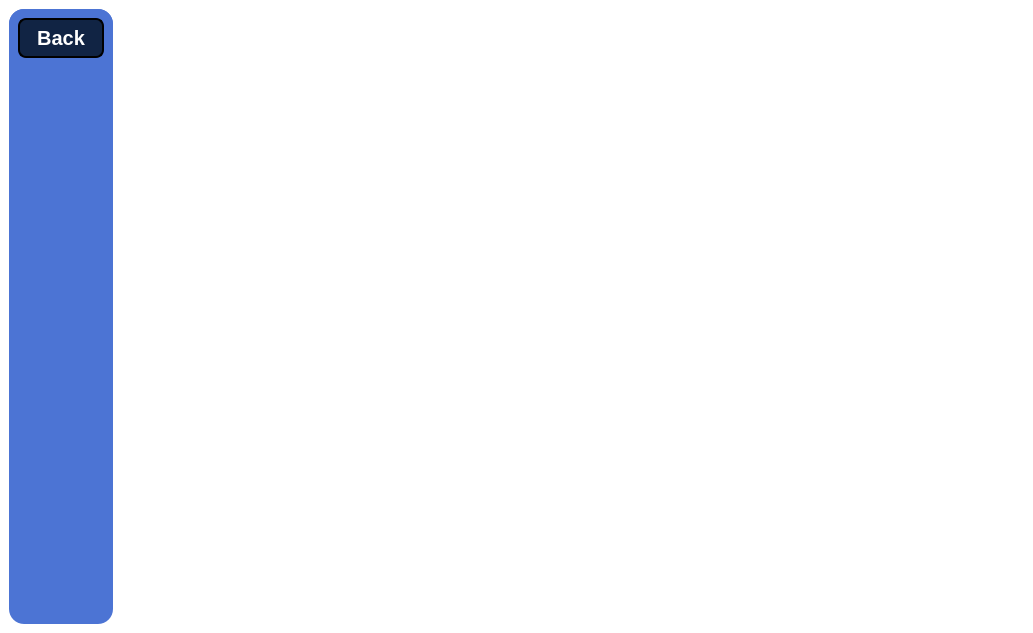
Old version of the form xedu/ui/course_reading.ui in the repository Project-K-Official/kavach-studyblu.
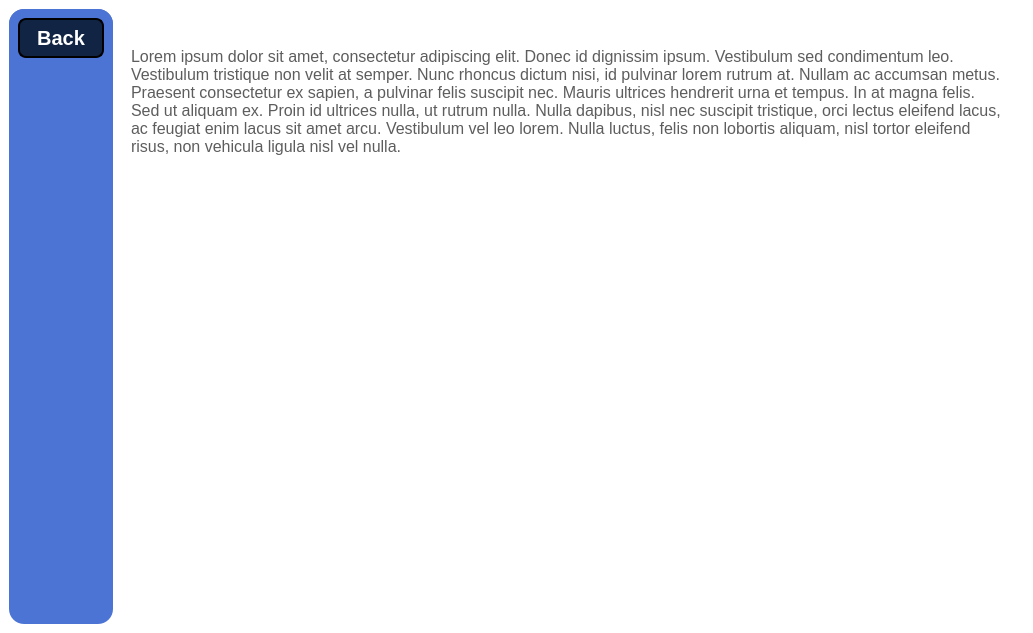
New version of the form.

Commit message: Revert Reading UI

```diff
--- a/xedu/ui/course_reading.ui
+++ b/xedu/ui/course_reading.ui
@@ -28,8 +28,129 @@
    <bool>false</bool>
   </property>
   <widget class="QWidget" name="centralwidget">
-   <layout class="QHBoxLayout" name="horizontalLayout">
+      <layout class="QGridLayout" name="gridLayout_2">
+        <property name="spacing">
+          <number>0</number>
+        </property>
+        <item row="0" column="1">
+          <widget class="QScrollArea" name="MAINContent">
+            <property name="sizePolicy">
+              <sizepolicy hsizetype="MinimumExpanding" vsizetype="MinimumExpanding">
+                <horstretch>0</horstretch>
+                <verstretch>0</verstretch>
+              </sizepolicy>
+            </property>
+            <property name="styleSheet">
+              <string notr="true">color: #000000;
+background-color: #FFFFFF;</string>
+            </property>
+            <property name="widgetResizable">
+              <bool>true</bool>
+            </property>
+            <widget class="QWidget" name="scrollAreaWidgetContents">
+              <property name="geometry">
+                <rect>
+                  <x>0</x>
+                  <y>0</y>
+                  <width>915</width>
+                  <height>615</height>
+                </rect>
+              </property>
+              <property name="sizePolicy">
+                <sizepolicy hsizetype="Minimum" vsizetype="Minimum">
+                  <horstretch>0</horstretch>
+                  <verstretch>0</verstretch>
+                </sizepolicy>
+              </property>
+              <layout class="QVBoxLayout" name="verticalLayout_3">
     <item>
+                  <spacer name="verticalSpacer_7">
+                    <property name="orientation">
+                      <enum>Qt::Vertical</enum>
+                    </property>
+                    <property name="sizeType">
+                      <enum>QSizePolicy::Maximum</enum>
+                    </property>
+                    <property name="sizeHint" stdset="0">
+                      <size>
+                        <width>20</width>
+                        <height>20</height>
+                      </size>
+                    </property>
+                  </spacer>
+                </item>
+                <item>
+                  <widget class="QScrollArea" name="scrollArea">
+                    <property name="sizePolicy">
+                      <sizepolicy hsizetype="Minimum" vsizetype="Minimum">
+                        <horstretch>0</horstretch>
+                        <verstretch>0</verstretch>
+                      </sizepolicy>
+                    </property>
+                    <property name="styleSheet">
+                      <string notr="true">border:none;</string>
+                    </property>
+                    <property name="widgetResizable">
+                      <bool>true</bool>
+                    </property>
+                    <property name="alignment">
+                      <set>Qt::AlignLeading|Qt::AlignLeft|Qt::AlignTop</set>
+                    </property>
+                    <widget class="QWidget" name="scrollAreaWidgetContents_2">
+                      <property name="geometry">
+                        <rect>
+                          <x>0</x>
+                          <y>0</y>
+                          <width>897</width>
+                          <height>571</height>
+                        </rect>
+                      </property>
+                      <property name="sizePolicy">
+                        <sizepolicy hsizetype="Minimum" vsizetype="Preferred">
+                          <horstretch>0</horstretch>
+                          <verstretch>0</verstretch>
+                        </sizepolicy>
+                      </property>
+                      <layout class="QVBoxLayout" name="verticalLayout_2">
+                        <item>
+                          <widget class="QLabel" name="Para1">
+                            <property name="sizePolicy">
+                              <sizepolicy hsizetype="Ignored" vsizetype="MinimumExpanding">
+                                <horstretch>0</horstretch>
+                                <verstretch>0</verstretch>
+                              </sizepolicy>
+                            </property>
+                            <property name="font">
+                              <font>
+                                <pointsize>12</pointsize>
+                                <bold>false</bold>
+                              </font>
+                            </property>
+                            <property name="styleSheet">
+                              <string notr="true">color: rgb(93, 93, 93);</string>
+                            </property>
+                            <property name="text">
+                              <string>Lorem ipsum dolor sit amet, consectetur adipiscing elit. Donec id dignissim ipsum. Vestibulum sed condimentum leo. Vestibulum tristique non velit at semper. Nunc rhoncus dictum nisi, id pulvinar lorem rutrum at. Nullam ac accumsan metus. Praesent consectetur ex sapien, a pulvinar felis suscipit nec. Mauris ultrices hendrerit urna et tempus. In at magna felis. Sed ut aliquam ex. Proin id ultrices nulla, ut rutrum nulla. Nulla dapibus, nisl nec suscipit tristique, orci lectus eleifend lacus, ac feugiat enim lacus sit amet arcu. Vestibulum vel leo lorem. Nulla luctus, felis non lobortis aliquam, nisl tortor eleifend risus, non vehicula ligula nisl vel nulla.
+
+                              </string>
+                            </property>
+                            <property name="alignment">
+                              <set>Qt::AlignLeading|Qt::AlignLeft|Qt::AlignTop</set>
+                            </property>
+                            <property name="wordWrap">
+                              <bool>true</bool>
+                            </property>
+                          </widget>
+                        </item>
+                      </layout>
+                    </widget>
+                  </widget>
+                </item>
+              </layout>
+            </widget>
+          </widget>
+        </item>
+        <item row="0" column="0">
      <widget class="QScrollArea" name="ContentTable">
       <property name="sizePolicy">
        <sizepolicy hsizetype="Maximum" vsizetype="MinimumExpanding">
@@ -104,34 +225,6 @@
       </widget>
      </widget>
     </item>
-    <item>
-     <widget class="QLabel" name="Para1">
-      <property name="sizePolicy">
-       <sizepolicy hsizetype="Ignored" vsizetype="MinimumExpanding">
-        <horstretch>0</horstretch>
-        <verstretch>0</verstretch>
-       </sizepolicy>
-      </property>
-      <property name="font">
-       <font>
-        <pointsize>12</pointsize>
-        <bold>false</bold>
-       </font>
-      </property>
-      <property name="styleSheet">
-       <string notr="true">color: rgb(93, 93, 93);</string>
-      </property>
-      <property name="text">
-       <string/>
-      </property>
-      <property name="alignment">
-       <set>Qt::AlignLeading|Qt::AlignLeft|Qt::AlignTop</set>
-      </property>
-      <property name="wordWrap">
-       <bool>true</bool>
-      </property>
-     </widget>
-    </item>
    </layout>
   </widget>
  </widget>
```
Lines whose indentation alone changed are shown as unchanged.
